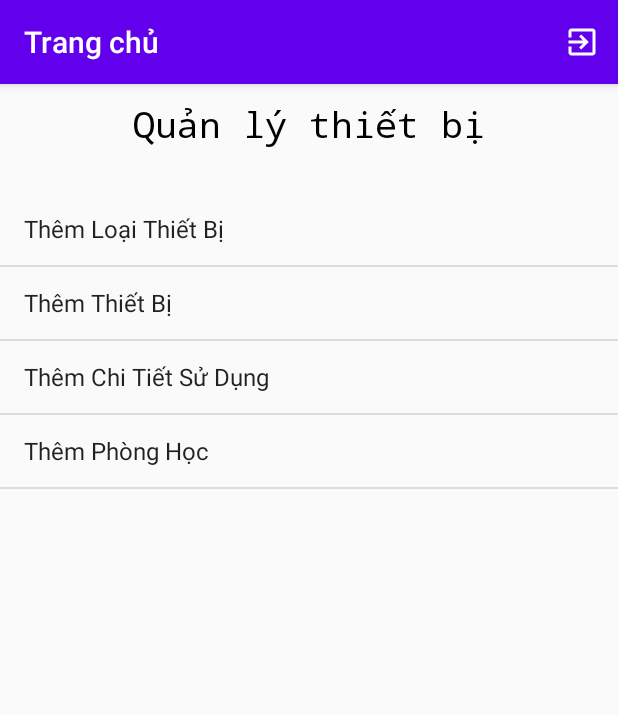
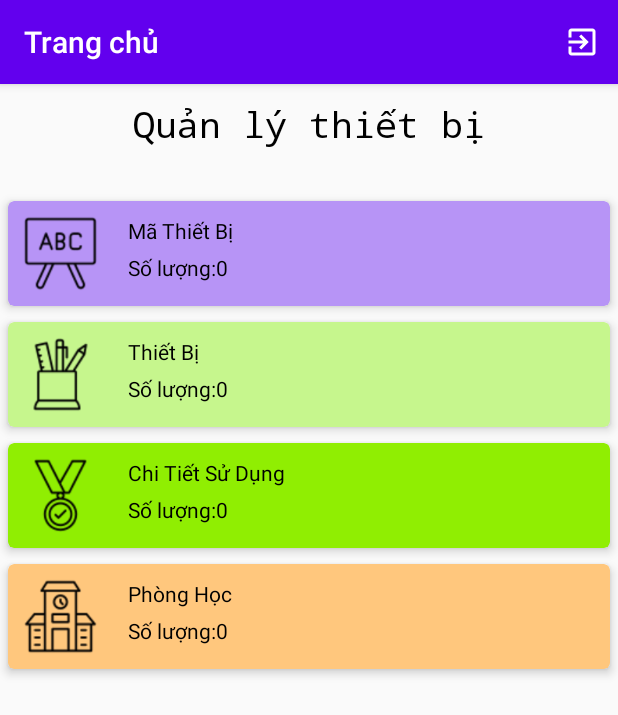
Before and after one commit to baybayhaiba/doAn_QuanLyThietBi, an Android app: the MainActivity screen opened directly, with no data from a screen before it, on a phone screen of 412 x 824 dp. Shown: the top 715 px of the screen. Run offline under Robolectric (Android 15) with nearby library versions, the phone set to English and light mode, and no system bars.

Commit message:
Chỉnh lại giao diện

```diff
--- /dev/null
+++ b/app/src/main/java/tdc/edu/vn/qlsv/Adapter/CustomAdapterMain.java
@@ -0,0 +1,84 @@
+package tdc.edu.vn.qlsv.Adapter;
+
+import android.content.Context;
+import android.graphics.Color;
+import android.support.annotation.NonNull;
+import android.support.v4.content.ContextCompat;
+import android.support.v7.widget.CardView;
+import android.support.v7.widget.RecyclerView;
+import android.view.LayoutInflater;
+import android.view.View;
+import android.view.ViewGroup;
+import android.widget.ImageView;
+import android.widget.TextView;
+
+import java.util.ArrayList;
+
+import tdc.edu.vn.qlsv.Model.Main;
+import tdc.edu.vn.qlsv.Model.ThietBi;
+import tdc.edu.vn.qlsv.R;
+
+public class CustomAdapterMain extends RecyclerView.Adapter<CustomAdapterMain.MyViewHolder>{
+    private int layoutID;
+    private ArrayList<Main> data;
+    private ListenerMain listener;
+    public static interface ListenerMain{
+        public void onClick(int position);
+    }
+
+    public CustomAdapterMain(int layoutID, ArrayList<Main> data) {
+        this.layoutID = layoutID;
+        this.data = data;
+    }
+
+    public static class MyViewHolder extends RecyclerView.ViewHolder{
+        private ImageView info_anhMoTa;
+        private TextView info_kieuLoai;
+        private TextView info_soLuong;
+        private CardView cardView;
+
+        public MyViewHolder(@NonNull CardView v) {
+            super(v);
+            info_anhMoTa=v.findViewById(R.id.main_kieuLoai);
+            info_soLuong=v.findViewById(R.id.main_soLuong);
+            info_kieuLoai =v.findViewById(R.id.main_moTa);
+            cardView=v;
+        }
+    }
+
+    @NonNull
+    @Override
+    public CustomAdapterMain.MyViewHolder onCreateViewHolder(@NonNull ViewGroup viewGroup, int i) {
+        LayoutInflater inflater=LayoutInflater.from(viewGroup.getContext());
+        CardView cardView= (CardView) inflater.inflate(layoutID,viewGroup,false);
+        return new MyViewHolder(cardView);
+    }
+
+
+
+    @Override
+    public void onBindViewHolder(@NonNull final CustomAdapterMain.MyViewHolder myViewHolder, final int i) {
+        final CardView cardView=myViewHolder.cardView;
+        myViewHolder.info_anhMoTa.setImageResource(data.get(i).getImage());
+        myViewHolder.info_kieuLoai.setText(data.get(i).getTitle());
+        myViewHolder.info_soLuong.setText("Số lượng:"+data.get(i).getAmout());
+        cardView.setCardBackgroundColor(data.get(i).getColorCardView());
+        cardView.setOnClickListener(new View.OnClickListener() {
+            @Override
+            public void onClick(View view) {
+                if(listener!=null)
+                    listener.onClick(myViewHolder.getAdapterPosition());
+            }
+        });
+
+    }
+
+    public void setListener(ListenerMain listener) {
+        this.listener = listener;
+    }
+
+    @Override
+    public int getItemCount() {
+        return data.size();
+    }
+}
--- a/app/src/main/java/tdc/edu/vn/qlsv/GiaoDien/ActivityLoaiThietBi.java
+++ b/app/src/main/java/tdc/edu/vn/qlsv/GiaoDien/ActivityLoaiThietBi.java
@@ -4,6 +4,7 @@ package tdc.edu.vn.qlsv.GiaoDien;
 //import androidx.appcompat.app.ActionBar;
 //import androidx.appcompat.app.AppCompatActivity;
 
+import android.content.Intent;
 import android.os.Bundle;
 import android.support.v7.app.ActionBar;
 import android.support.v7.app.AppCompatActivity;
@@ -121,7 +122,7 @@ public class ActivityLoaiThietBi extends AppCompatActivity {
 
     @Override
     public boolean onOptionsItemSelected(MenuItem item) {
-        onBackPressed();
+        startActivity(new Intent(ActivityLoaiThietBi.this,MainActivity.class));
         return super.onOptionsItemSelected(item);
     }
 
--- a/app/src/main/java/tdc/edu/vn/qlsv/GiaoDien/MainActivity.java
+++ b/app/src/main/java/tdc/edu/vn/qlsv/GiaoDien/MainActivity.java
@@ -2,9 +2,14 @@ package tdc.edu.vn.qlsv.GiaoDien;
 
 import android.content.DialogInterface;
 import android.content.Intent;
+import android.graphics.Color;
 import android.support.v7.app.AlertDialog;
 import android.support.v7.app.AppCompatActivity;
 import android.os.Bundle;
+import android.support.v7.widget.GridLayoutManager;
+import android.support.v7.widget.LinearLayoutManager;
+import android.support.v7.widget.RecyclerView;
+import android.util.Log;
 import android.view.Menu;
 import android.view.MenuItem;
 import android.view.View;
@@ -12,17 +17,24 @@ import android.widget.AdapterView;
 import android.widget.ArrayAdapter;
 import android.widget.Button;
 import android.widget.ImageButton;
+import android.widget.ListAdapter;
 import android.widget.ListView;
 import android.widget.Toast;
 
 import java.util.ArrayList;
 
+import tdc.edu.vn.qlsv.Adapter.CustomAdapterMain;
+import tdc.edu.vn.qlsv.Database.DataLoaiThietBi;
+import tdc.edu.vn.qlsv.Database.DataThietBi;
+import tdc.edu.vn.qlsv.Model.Main;
 import tdc.edu.vn.qlsv.R;
 
 public class MainActivity extends AppCompatActivity {
 
     ArrayList<String> data;
-    ListView list;
+    ArrayList<Main> dataUI;
+    RecyclerView list;
+    CustomAdapterMain adapter;
     @Override
     protected void onCreate(Bundle savedInstanceState) {
         super.onCreate(savedInstanceState);
@@ -33,20 +45,21 @@ public class MainActivity extends AppCompatActivity {
 
     private void setEvent() {
         khoiTaoDuLieu();
-        ArrayAdapter<String> adapter=new ArrayAdapter<>(this,android.R.layout.simple_list_item_1,data);
+        adapter=new CustomAdapterMain(R.layout.list_custom_main,dataUI);
+
         list.setAdapter(adapter);
-        list.setOnItemClickListener(new AdapterView.OnItemClickListener() {
+        adapter.setListener(new CustomAdapterMain.ListenerMain() {
             @Override
-            public void onItemClick(AdapterView<?> parent, View view, int position, long id) {
+            public void onClick(int position) {
                 switch (position){
                     case 0:
-                        startActivity(new Intent(MainActivity.this, ActivityLoaiThietBi.class));
+                        startActivity(new Intent(MainActivity.this,ActivityLoaiThietBi.class));
                         break;
                     case 1:
                         startActivity(new Intent(MainActivity.this,ActivityThietBi.class));
                         break;
                     case 2:
-                        startActivity(new Intent(MainActivity.this, ActivityChiTietSD.class));
+                        startActivity(new Intent(MainActivity.this,ActivityChiTietSD.class));
                         break;
                     case 3:
                         startActivity(new Intent(MainActivity.this,ActivityPhongHoc.class));
@@ -58,16 +71,22 @@ public class MainActivity extends AppCompatActivity {
 
     private void setControl() {
         list=findViewById(R.id.list_hienThiDS);
+        list.setLayoutManager(new LinearLayoutManager(this));
         data=new ArrayList<>();
+        dataUI=new ArrayList<>();
     }
-
-
 
     private void khoiTaoDuLieu(){
         data.add("Thêm Loại Thiết Bị");
         data.add("Thêm Thiết Bị");
         data.add("Thêm Chi Tiết Sử Dụng");
         data.add("Thêm Phòng Học");
+        int countMaThietBi=new DataLoaiThietBi(this).getAllLoaiTB().size();
+        int countThietBi=new DataThietBi(this).getCount();
+        dataUI.add(new Main(R.drawable.mathietbi,"Mã Thiết Bị",countMaThietBi,Color.parseColor("#b794f6")));
+        dataUI.add(new Main(R.drawable.thietbi,"Thiết Bị",countThietBi, Color.parseColor("#c6f68d")));
+        dataUI.add(new Main(R.drawable.chitietsudung,"Chi Tiết Sử Dụng",0, Color.parseColor("#90ee02")));
+        dataUI.add(new Main(R.drawable.phonghoc,"Phòng Học",0, Color.parseColor("#ffc77d")));
     }
 
     @Override
@@ -86,7 +105,7 @@ public class MainActivity extends AppCompatActivity {
                 builder.setPositiveButton("Có", new DialogInterface.OnClickListener() {
                     @Override
                     public void onClick(DialogInterface dialogInterface, int i) {
-                        finish();
+                       startActivity(new Intent(MainActivity.this,DangNhap.class));
                     }
                 });
                 builder.create().show();
--- /dev/null
+++ b/app/src/main/java/tdc/edu/vn/qlsv/Model/Main.java
@@ -0,0 +1,47 @@
+package tdc.edu.vn.qlsv.Model;
+
+public class Main {
+    private int image;
+    private String title;
+    private int amout;
+    private int colorCardView;
+
+    public Main(int image, String title, int amout, int colorCardView) {
+        this.image = image;
+        this.title = title;
+        this.amout = amout;
+        this.colorCardView = colorCardView;
+    }
+
+    public int getImage() {
+        return image;
+    }
+
+    public void setImage(int image) {
+        this.image = image;
+    }
+
+    public String getTitle() {
+        return title;
+    }
+
+    public void setTitle(String title) {
+        this.title = title;
+    }
+
+    public int getAmout() {
+        return amout;
+    }
+
+    public void setAmout(int amout) {
+        this.amout = amout;
+    }
+
+    public int getColorCardView() {
+        return colorCardView;
+    }
+
+    public void setColorCardView(int colorCardView) {
+        this.colorCardView = colorCardView;
+    }
+}
--- a/app/src/main/res/layout/activity_main.xml
+++ b/app/src/main/res/layout/activity_main.xml
@@ -9,7 +9,7 @@
     <TextView
         style="@style/title"
         android:text="@string/title"/>
-    <ListView
+    <android.support.v7.widget.RecyclerView
         android:layout_marginTop="20dp"
         style="@style/listView"
         android:id="@+id/list_hienThiDS"/>
--- /dev/null
+++ b/app/src/main/res/layout/list_custom_main.xml
@@ -0,0 +1,39 @@
+<?xml version="1.0" encoding="utf-8"?>
+
+<android.support.v7.widget.CardView style="@style/cardView"
+    android:layout_margin="5dp"
+    app:cardCornerRadius="4dp"
+    app:cardElevation="4dp"
+    xmlns:android="http://schemas.android.com/apk/res/android"
+    xmlns:app="http://schemas.android.com/apk/res-auto">
+    <LinearLayout
+        style="@style/linearDefault"
+        android:padding="10dp"
+        android:orientation="horizontal">
+
+        <ImageView
+           android:layout_width="50dp"
+            android:layout_height="50dp"
+            android:scaleType="fitXY"
+            android:layout_marginRight="20dp"
+            android:id="@+id/main_kieuLoai" />
+
+        <LinearLayout style="@style/linearDefault"
+            android:orientation="vertical">
+
+            <TextView
+                android:id="@+id/main_moTa"
+                android:text="TEST"
+                style="@style/textViewCardView" />
+
+
+            <TextView
+                android:id="@+id/main_soLuong"
+                android:text="TEST"
+                style="@style/textViewCardView" />
+        </LinearLayout>
+
+    </LinearLayout>
+
+
+</android.support.v7.widget.CardView>
```
Also changed, not shown: app/src/main/java/tdc/edu/vn/qlsv/GiaoDien/ActivityThietBi.java (+4 -36 lines), app/src/main/java/tdc/edu/vn/qlsv/GiaoDien/CustomSign.java (deleted, +0 -75 lines), app/src/main/res/layout/activity_thietbi.xml (+0 -18 lines), app/src/main/res/layout/signature.xml (deleted, +0 -37 lines), app/src/main/res/drawable/chitietsudung.png (added), app/src/main/res/drawable/mathietbi.png (added), app/src/main/res/drawable/phonghoc.png (added), app/src/main/res/drawable/thietbi.png (added).
